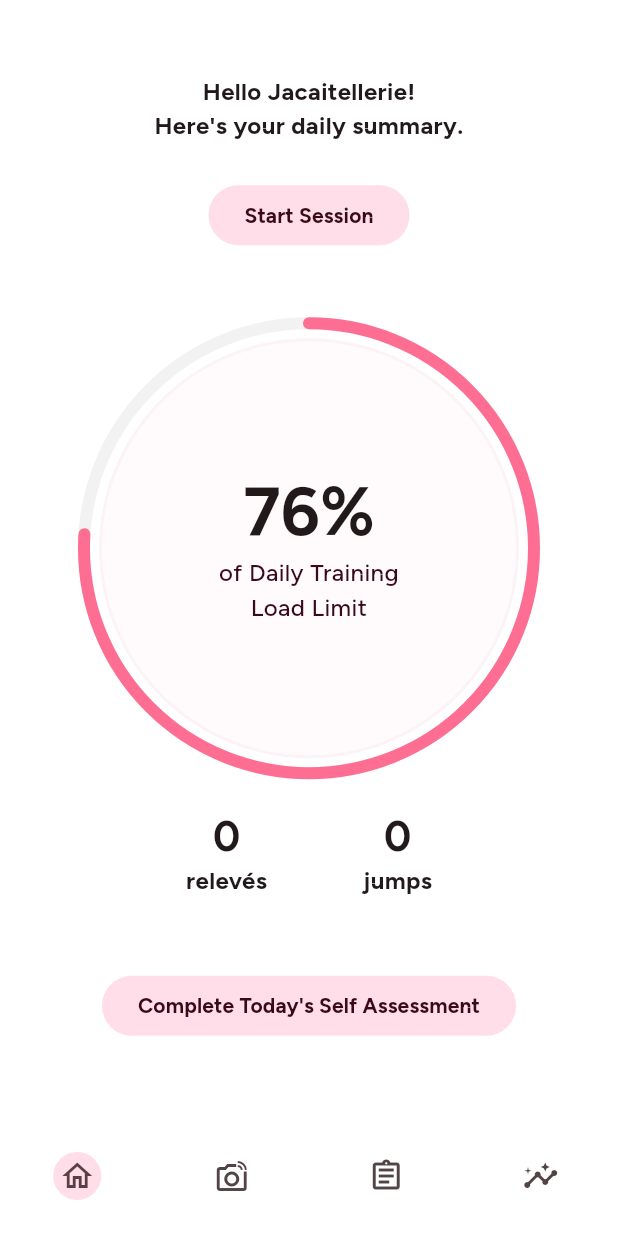
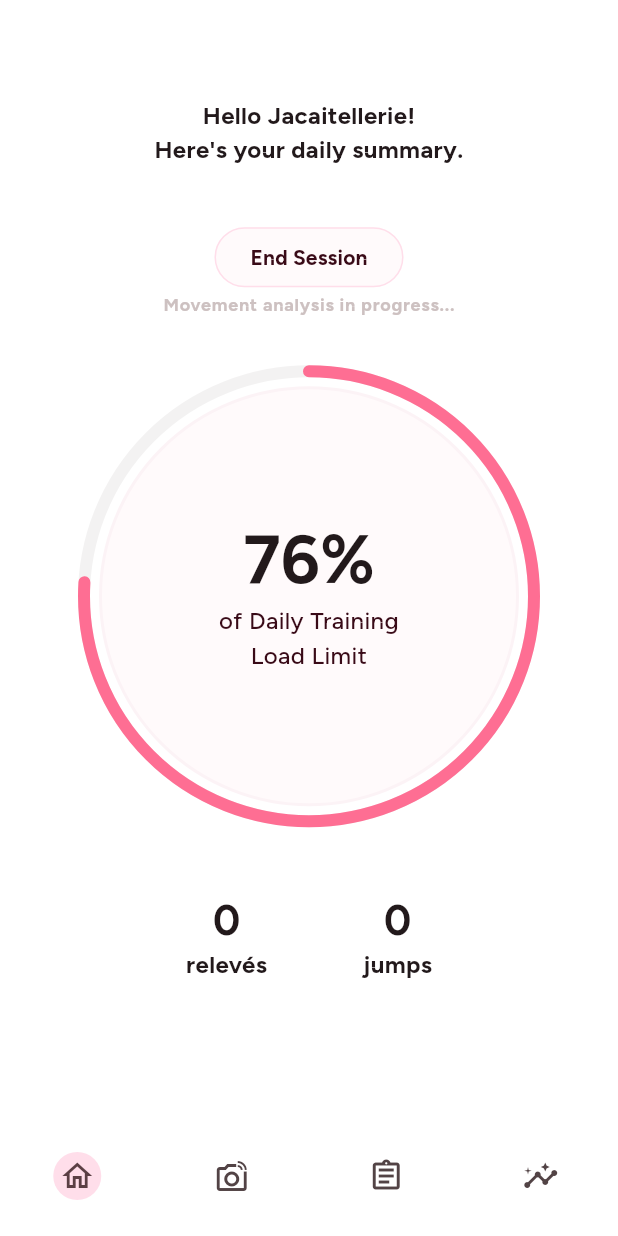
Before and after one commit to jacq-lee/brava, a Flutter app: the screen it shows after launch, after a tap on "Start Session", on a phone screen of 412 x 824 dp. Run offline on Flutter 3.47's test engine with Material 3 defaults, Android fonts, the phone set to English and light mode, and no system bars; our stand-ins replace expandable.

Commit message:
Add states to some widgets on home and camera page

```diff
--- a/brava/lib/screens/home.dart
+++ b/brava/lib/screens/home.dart
@@ -15,16 +15,19 @@ class Home extends StatelessWidget {
           // Welcome text.
           const Text("Hello Jacaitellerie!\nHere's your daily summary.", textAlign: TextAlign.center, style: TextStyle(fontFamily: 'Figtree', fontWeight: FontWeight.w700)),
           // Spacing
+          SizedBox(height: 36),
+          // Button: Start Session / End Session.
+          RunSessionWidget(),
+          SizedBox(height: 36),
+          TlProgressIndicator(),
+          SizedBox(height: 48),
+          MovementCountRow(),
           SizedBox(height: 24),
-          // Button: Start Session.
-          const PrimaryButton(btnText: "Start Session",),
-          SizedBox(height: 48),
-          TlProgressIndicator(),
-          SizedBox(height: 24),
-          MovementCountRow(),
-          SizedBox(height: 48),
           // Button: Complete today's self assessment.
-          const PrimaryButton(btnText: "Complete Today's Self Assessment")
+          // PrimaryButton(
+          //     text: "Complete Today's Self Assessment",
+          //     onPressed: () {},
+          // ),
         ],
       ),
     );
@@ -71,6 +74,48 @@ class TlProgressIndicator extends StatelessWidget {
             Text("of Daily Training\nLoad Limit", textAlign: TextAlign.center, style: TextStyle(color: BravaColors.stagePink, fontWeight: FontWeight.w500),),
           ],
         )
+      ],
+    );
+  }
+}
+
+
+class RunSessionWidget extends StatefulWidget {
+  const RunSessionWidget({super.key});
+
+  @override
+  State<RunSessionWidget> createState() => _RunSessionWidgetState();
+}
+
+class _RunSessionWidgetState extends State<RunSessionWidget> {
+  bool running = false;
+
+  void _toggleRecording() {
+    setState(() {
+      running = !running;
+    });
+  }
+
+  @override
+  Widget build(BuildContext context) {
+
+    // If running, return the first widget (End Session button and text).
+    // If not running, return the second widget (Start Session button)
+    return Column(
+      children: [
+        running
+            ? SecondaryButton(
+          text: "End Session",
+          onPressed: _toggleRecording,
+        )
+            : PrimaryButton(
+          text: "Start Session",
+          onPressed: _toggleRecording,
+        ),
+        Text(
+          running ? "Movement analysis in progress..." : "",
+          style: Theme.of(context).textTheme.labelMedium!.copyWith(color: BravaColors.dirtyDuckGrey, fontWeight: FontWeight.w700,),
+        ),
       ],
     );
   }
--- a/brava/lib/screens/limits.dart
+++ b/brava/lib/screens/limits.dart
@@ -81,9 +81,9 @@ class _LimitsContentState extends State<LimitsContent> {
         SizedBox(height: 8),
         Align(
           alignment: AlignmentDirectional.topCenter,
-          child: ElevatedButton(
+          child: PrimaryButton(
+            text: "Add Training Limit",
             onPressed: addNewLimitCard,
-            child: Text("Add Training Limit"),
           ),
         ),
         SizedBox(height: 8,),
--- a/brava/lib/widgets/widgets.dart
+++ b/brava/lib/widgets/widgets.dart
@@ -61,9 +61,14 @@ class PageHeader extends StatelessWidget {
 
 
 class PrimaryButton extends StatelessWidget {
-  const PrimaryButton({super.key, this.btnText=""});
+  const PrimaryButton({
+    super.key,
+    required this.text,
+    required this.onPressed,
+  });
 
-  final String btnText;
+  final String text;
+  final VoidCallback onPressed;
 
   @override
   Widget build(BuildContext context) {
@@ -72,17 +77,22 @@ class PrimaryButton extends StatelessWidget {
         backgroundColor: BravaColors.lightPink,
         foregroundColor: BravaColors.stagePink,
       ),
-      onPressed: () {},
-      child: Text(btnText),
+      onPressed: onPressed,
+      child: Text(text),
     );
   }
 }
 
 
 class SecondaryButton extends StatelessWidget {
-  const SecondaryButton({super.key, this.btnText=""});
+  const SecondaryButton({
+    super.key,
+    required this.text,
+    required this.onPressed,
+  });
 
-  final String btnText;
+  final String text;
+  final VoidCallback onPressed;
 
   @override
   Widget build(BuildContext context) {
@@ -92,8 +102,8 @@ class SecondaryButton extends StatelessWidget {
         foregroundColor: BravaColors.stagePink,
         side: BorderSide(color: BravaColors.lightPink,),
       ),
-      onPressed: () {},
-      child: Text(btnText,),
+      onPressed: onPressed,
+      child: Text(text),
     );
   }
 }
```
Also changed, not shown: brava/lib/screens/camera.dart (+28 -12 lines).
